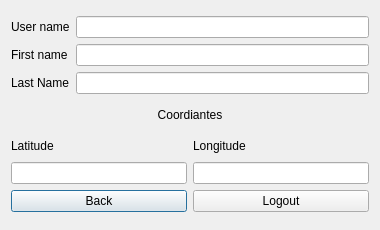
First picture: the form in 03. Python/Практика/lab7/view/qtsrc/user_form.ui, repository sit2606/learning, before the edit.
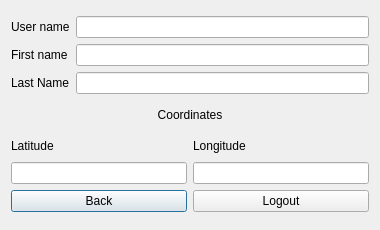
Second picture: the form after the edit.

What changed in the file:
```diff
--- a/03. Python/Практика/lab7/view/qtsrc/user_form.ui
+++ b/03. Python/Практика/lab7/view/qtsrc/user_form.ui
@@ -81,7 +81,7 @@
       </size>
      </property>
      <property name="text">
-      <string>Coordiantes</string>
+      <string>Coordinates</string>
      </property>
      <property name="alignment">
       <set>Qt::AlignCenter</set>
```
